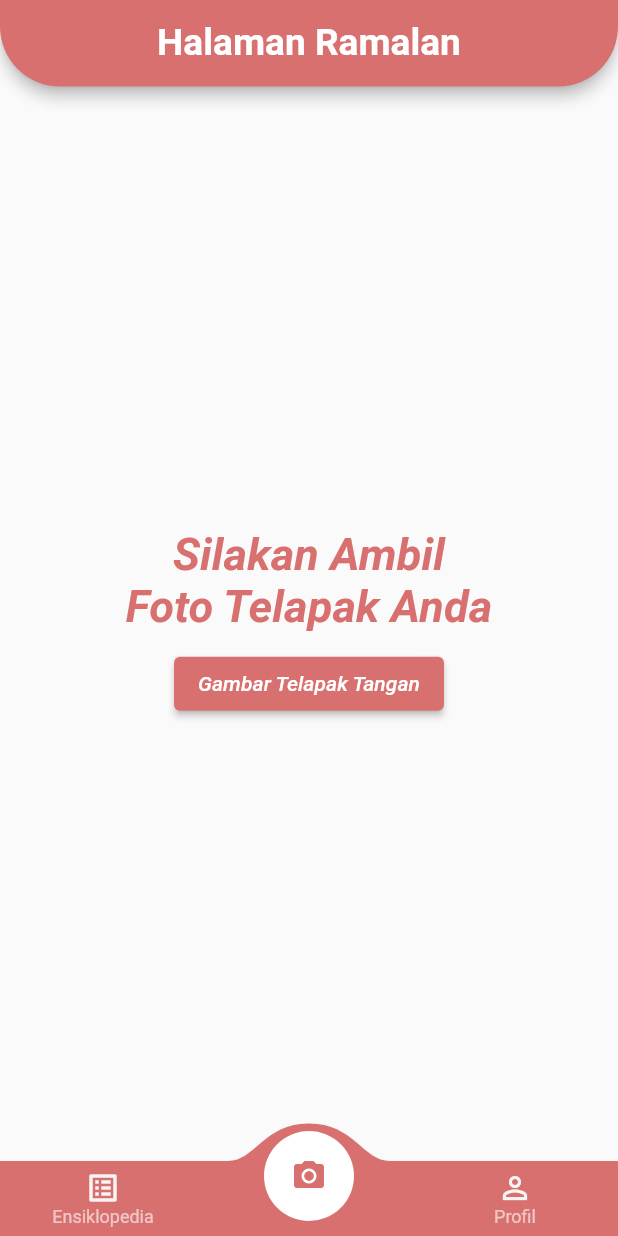
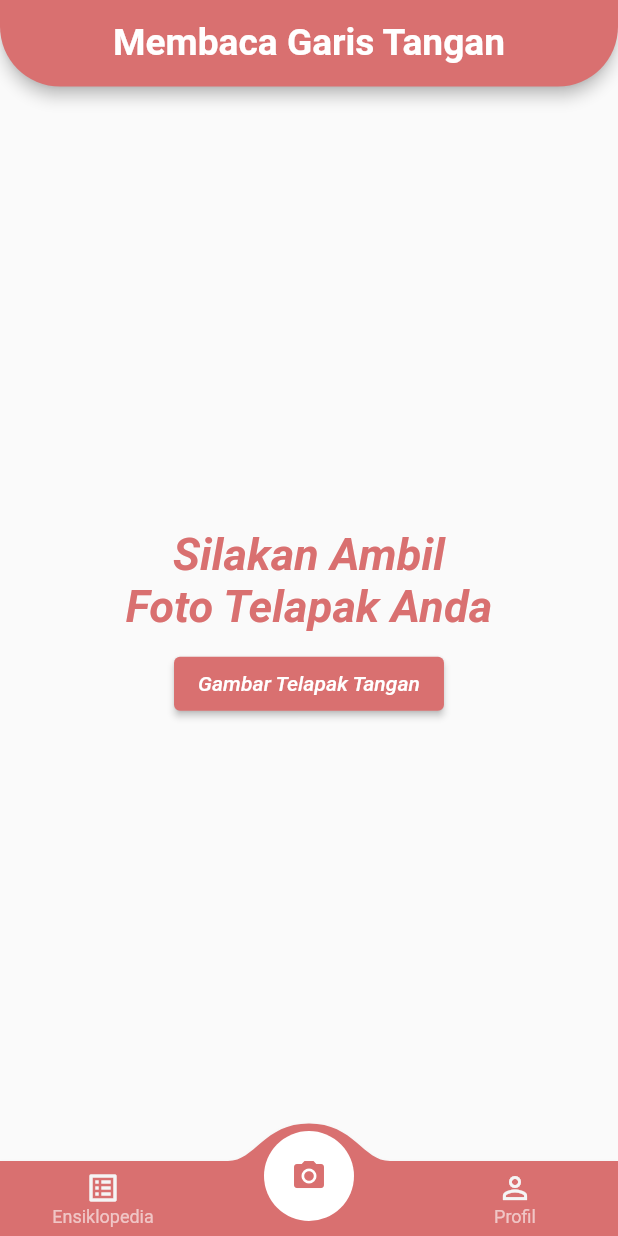
Before and after one commit to kicap1992/ramalan_tapak_tangan_app, a Flutter app: the screen it shows after launch, on a phone screen of 412 x 824 dp. Run offline on Flutter 3.47's test engine with Material 2 defaults, Android fonts, the light colour scheme and no system bars; drawn by our look-alikes of convex_bottom_bar; our stand-ins replace dio, flutter_dotenv, flutter_easyloading, get_storage, google_fonts, image_picker and 1 more; missing offline and left inert: animated_snack_bar.

Commit message:
finalize all

```diff
--- a/lib/src/pages/ambil_foto.dart
+++ b/lib/src/pages/ambil_foto.dart
@@ -19,7 +19,7 @@ class AmbilFoto extends StatefulWidget {
 
 class _AmbilFotoState extends State<AmbilFoto> {
   final dev = Logger();
-  bool _hasFoto = false; // if has foto
+  // bool _hasFoto = false; // if has foto
   String? _imgPath; // path to foto
   final ImagePicker _picker = ImagePicker();
   XFile? _imageFile; // file to foto
@@ -45,7 +45,7 @@ class _AmbilFotoState extends State<AmbilFoto> {
         setState(() {
           _imgPath = _imageFile!.path.toString();
           imagebytes = bytes;
-          _hasFoto = true;
+          // _hasFoto = true;
         });
       }
       await EasyLoading.show(
@@ -58,7 +58,7 @@ class _AmbilFotoState extends State<AmbilFoto> {
       if (cekFoto!['status'] == 500) return mySnackBar(cekFoto['message'], 1);
       if (cekFoto['status'] == 404) return mySnackBar(cekFoto['message'], 2);
       await EasyLoading.show(
-        status: "Meramal Masa Depan Dari Telapak Tangan Kiri Anda",
+        status: "Membaca Garis Tangan Dari Telapak Tangan Kiri Anda",
         maskType: EasyLoadingMaskType.black,
       );
       setState(() {
@@ -263,7 +263,7 @@ class RamalanAlertDialog extends StatelessWidget {
           children: [
             const Center(
               child: Text(
-                "Ramalan Telapak Tangan",
+                "Deskripsi Garis Tangan",
                 style: TextStyle(
                   fontStyle: FontStyle.italic,
                   fontWeight: FontWeight.bold,
@@ -295,7 +295,7 @@ class RamalanAlertDialog extends StatelessWidget {
               height: 10,
             ),
             Text(
-              _ramalan ?? "... Sedang Meramal Telapak Tangan Anda ...",
+              _ramalan ?? "... Sedang Membaca Garis Tangan Anda ...",
               textAlign: TextAlign.justify,
             ),
             const SizedBox(
@@ -309,7 +309,7 @@ class RamalanAlertDialog extends StatelessWidget {
                 style: ElevatedButton.styleFrom(
                   backgroundColor: ThemeInfo.primary,
                 ),
-                child: const Text("Ramal Lagi"),
+                child: const Text("Baca Kembali Garis Tangan"),
               ),
             ),
           ],
--- a/lib/src/pages/index.dart
+++ b/lib/src/pages/index.dart
@@ -21,7 +21,7 @@ class _IndexPageState extends State<IndexPage> {
 
   final List<String> _headerName = [
     'Ensiklopedia ',
-    'Halaman Ramalan',
+    'Membaca Garis Tangan',
     'Halaman Profil',
   ];
 
--- a/lib/src/pages/list_ensiklopedia.dart
+++ b/lib/src/pages/list_ensiklopedia.dart
@@ -13,7 +13,7 @@ class ListPage extends StatelessWidget {
             Column(
               mainAxisSize: MainAxisSize.min,
               children: [
-                SizedBox(
+                const SizedBox(
                   height: 10,
                 ),
                 Center(
@@ -23,10 +23,10 @@ class ListPage extends StatelessWidget {
                     height: 300,
                   ),
                 ),
-                SizedBox(
+                const SizedBox(
                   height: 10,
                 ),
-                Text(
+                const Text(
                   "     Ada 4 garis pokok yang terdapat pada telapak tangan kiri. Keempat garis utama itu ialah: A. garis kehidupan, B. Garis nasib , C. garis pikiran , D. garis cinta.\n     Garis kehidupan bukan menunjukkan berapa panjang umur seseorang. Tapi menunjukkan kualitas kehidupan yang dijalani. Menunjukkan berapa banyak vitalitas, kekuatan dan energi yang dimiliki. Memberikan gambaran peristiwa apa yang bakal terjadi dalam hiduo orang tersebut dari kecil hingga dewasa, bahkan sampai usia senja\n     Garis nasib menceritakan bagaimana kisah hidup anda berlangsung. Tapi garis nasib lebih menceritakan bagaimana potensi dan kehidupan sosial anda.\n     Garis pikiran mereflesikan pikiran pemiliknya.Bagaimana kepribadian dan sikap seseorang terhadapa apa yang disukai atau dikerjakan\n     Garis cinta mencerminkan kisah cinta, keberuntungan dalam asmara, bahkan kisah cinta dengan selingkuhan.",
                   textAlign: TextAlign.justify,
                 ),
--- a/lib/src/pages/splash_screen.dart
+++ b/lib/src/pages/splash_screen.dart
@@ -47,7 +47,7 @@ class _SplashScreenState extends State<SplashScreen> {
             right: MediaQuery.of(context).size.width * 0.1,
             child: const Center(
               child: Text(
-                "Ramalan \nTelapak Tangan",
+                "Membaca Garis \nTelapak Tangan",
                 textAlign: TextAlign.center,
                 style: TextStyle(
                   color: ThemeInfo.background,
--- a/lib/src/widgets/bottombar.dart
+++ b/lib/src/widgets/bottombar.dart
@@ -33,7 +33,7 @@ class BottomBarWidget extends StatelessWidget {
             color:
                 (indexSelected == 1) ? ThemeInfo.primary : ThemeInfo.background,
           ),
-          title: 'Ramalan',
+          title: 'Garis Tangan',
         ),
         TabItem(
           icon: Icon(
```
Also changed, not shown: lib/src/pages/profile.dart (+6 -6 lines).
